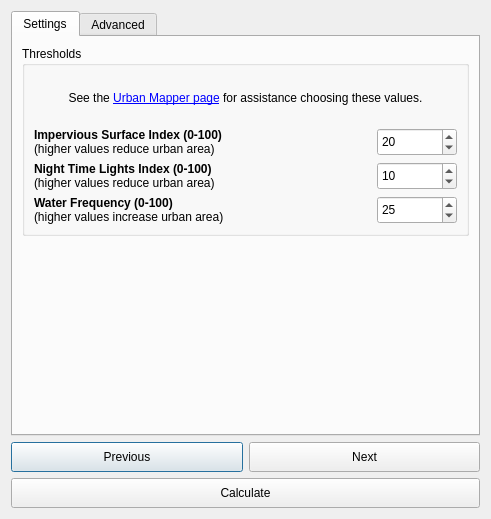
Before: the Qt Designer form LDMP/gui/DlgCalculateUrbanData.ui in ConservationInternational/trends.earth, drawn with Qt 5.
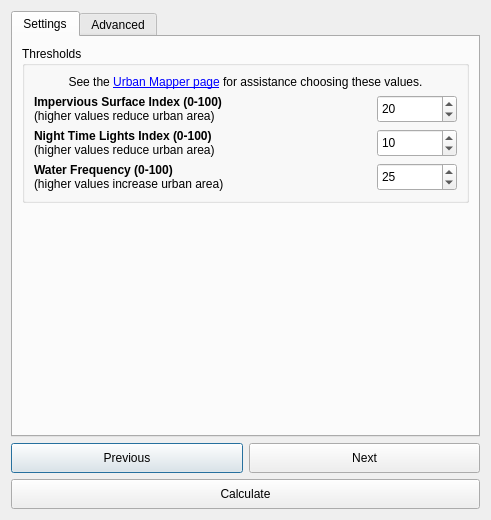
After: the same form once the commit is applied.

Commit message: Formatting of dialogs.

Diff of the .ui file:
```diff
--- a/LDMP/gui/DlgCalculateUrbanData.ui
+++ b/LDMP/gui/DlgCalculateUrbanData.ui
@@ -7,7 +7,7 @@
     <x>0</x>
     <y>0</y>
     <width>444</width>
-    <height>513</height>
+    <height>520</height>
    </rect>
   </property>
   <property name="sizePolicy">
@@ -42,7 +42,7 @@
        <item>
         <widget class="QGroupBox" name="groupBox">
          <property name="sizePolicy">
-          <sizepolicy hsizetype="Preferred" vsizetype="Preferred">
+          <sizepolicy hsizetype="Preferred" vsizetype="Minimum">
            <horstretch>0</horstretch>
            <verstretch>0</verstretch>
           </sizepolicy>
@@ -153,7 +153,7 @@
           <item row="1" column="0" colspan="3">
            <widget class="QLabel" name="label_4">
             <property name="sizePolicy">
-             <sizepolicy hsizetype="Preferred" vsizetype="Expanding">
+             <sizepolicy hsizetype="Preferred" vsizetype="Minimum">
               <horstretch>0</horstretch>
               <verstretch>0</verstretch>
              </sizepolicy>
```
The commit also changes 7 other files.
